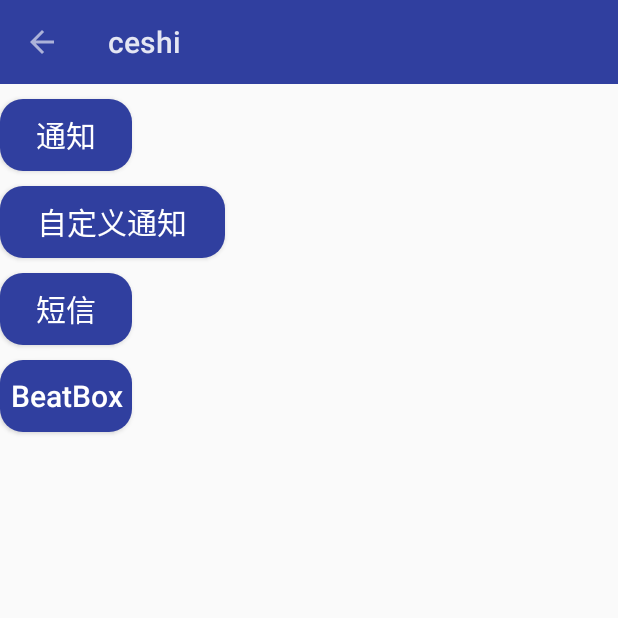
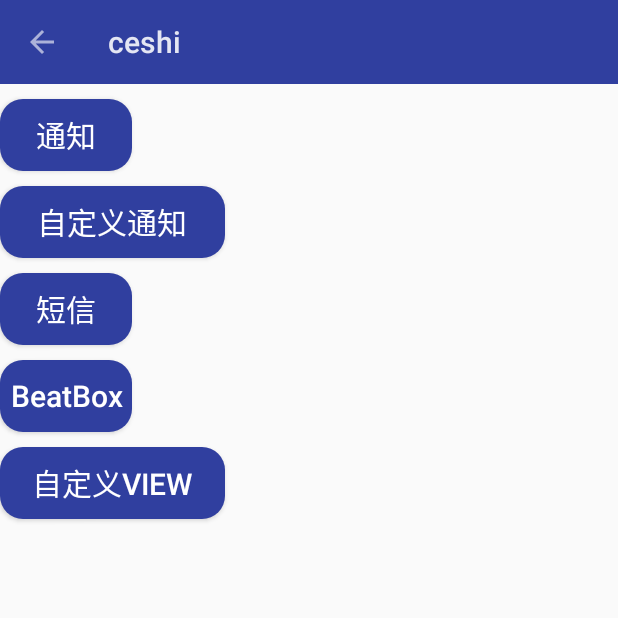
Before and after one commit to yangnyear/Medias, an Android app: the screen it shows after launch (MainActivity), on a phone screen of 412 x 824 dp, the top half of it. Run offline under Robolectric (Android 15) with nearby library versions, the phone set to English and light mode, and no system bars.

Commit message:
自定义view

```diff
--- a/app/src/main/java/com/swpuiot/medias/view/MainActivity.java
+++ b/app/src/main/java/com/swpuiot/medias/view/MainActivity.java
@@ -24,6 +24,7 @@ public class MainActivity extends AppCompatActivity implements View.OnClickListe
     private Button myNotificationButton;
     private Button messageButton;
     private Button beatBoxButton;
+    private Button DragAndDrawButton;
 
     private NotificationManager mNotificationManager;
     private Notification mNotification;
@@ -39,6 +40,7 @@ public class MainActivity extends AppCompatActivity implements View.OnClickListe
         myNotificationButton.setOnClickListener(this);
         messageButton.setOnClickListener(this);
         beatBoxButton.setOnClickListener(this);
+        DragAndDrawButton.setOnClickListener(this);
     }
 
     public void inite() {
@@ -50,6 +52,7 @@ public class MainActivity extends AppCompatActivity implements View.OnClickListe
         myNotificationButton = (Button) findViewById(R.id.bt_mynotification);
         messageButton = (Button) findViewById(R.id.bt_sendmessage);
         beatBoxButton= (Button) findViewById(R.id.bt_beatbox);
+        DragAndDrawButton= (Button) findViewById(R.id.bt_draganddraw);
 
         mNotificationManager = (NotificationManager) getSystemService(NOTIFICATION_SERVICE);
     }
@@ -70,6 +73,10 @@ public class MainActivity extends AppCompatActivity implements View.OnClickListe
                 break;
             case R.id.bt_beatbox:
                 intent=new Intent(MainActivity.this,BeatBoxActivity.class);
+                mPresenter.startActivity(intent);
+                break;
+            case R.id.bt_draganddraw:
+                intent=new Intent(MainActivity.this,DragAndDrawActivity.class);
                 mPresenter.startActivity(intent);
         }
     }
--- a/app/src/main/res/layout/activity_main.xml
+++ b/app/src/main/res/layout/activity_main.xml
@@ -56,5 +56,14 @@
         android:textAllCaps="false"
         android:textColor="#fff"
         android:textSize="20sp"/>
+    <Button
+        android:id="@+id/bt_draganddraw"
+        android:layout_width="150dp"
+        android:layout_height="48dp"
+        android:layout_marginTop="10dp"
+        android:background="@drawable/buttonshape"
+        android:text="自定义view"
+        android:textColor="#fff"
+        android:textSize="20sp"/>
 
 </LinearLayout>
```
Also changed, not shown: app/src/main/AndroidManifest.xml (+7 -5 lines), app/src/main/java/com/swpuiot/medias/presenter/draganddrawactivitypresenter/DragAndDrawHolder.java (added, +13 -0 lines), app/src/main/java/com/swpuiot/medias/presenter/draganddrawactivitypresenter/DragAndDrawPresenter.java (added, +7 -0 lines), app/src/main/java/com/swpuiot/medias/view/DragAndDrawActivity.java (added, +24 -0 lines), app/src/main/res/layout/activity_drag_and_draw.xml (added, +18 -0 lines).
